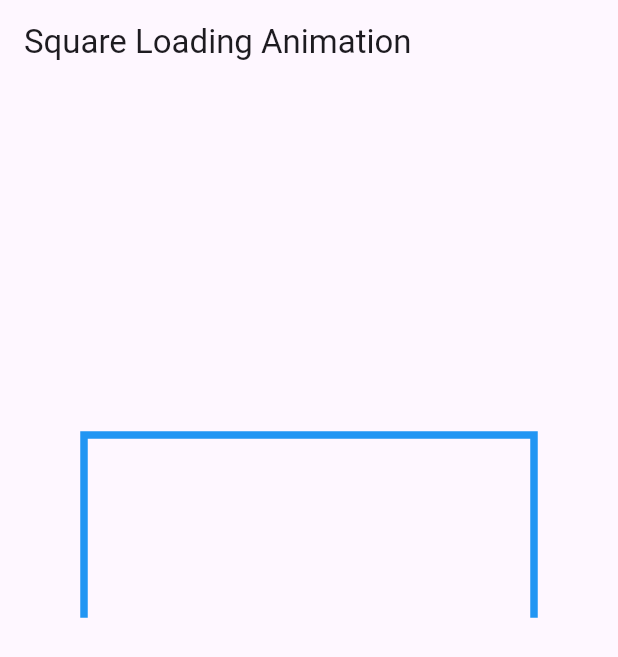
After one commit to duchl0202/custom_paint_flutter, a Flutter app: the SquareLoadingAnimation screen opened directly, on a phone screen of 412 x 824 dp. The commit adds this screen. Shown: the top 657 px of the screen. Run offline on Flutter 3.47's test engine with Material 3 defaults, Android fonts, the phone set to English and light mode, and no system bars.

Commit message:
chore: Add Square Loading Animation widget

```diff
--- /dev/null
+++ b/lib/animation/basic/square_loading_animation.dart
@@ -0,0 +1,146 @@
+import 'package:flutter/material.dart';
+
+class SquareLoadingAnimation extends StatefulWidget {
+  @override
+  _SquareLoadingAnimationState createState() => _SquareLoadingAnimationState();
+}
+
+class _SquareLoadingAnimationState extends State<SquareLoadingAnimation>
+    with SingleTickerProviderStateMixin {
+  late AnimationController _controller;
+  late Animation<double> _animation;
+
+  @override
+  void initState() {
+    super.initState();
+    _controller = AnimationController(
+      vsync: this,
+      duration: Duration(seconds: 12),
+    );
+
+    _animation = TweenSequence<double>([
+      TweenSequenceItem(
+        tween: Tween<double>(begin: 0.0, end: 0.6).chain(
+          CurveTween(curve: Curves.linear),
+        ),
+        weight: 1,
+      ),
+      TweenSequenceItem(
+        tween: Tween<double>(begin: 0.6, end: 0.0).chain(
+          CurveTween(curve: Curves.linear),
+        ),
+        weight: 0.2,
+      ),
+      TweenSequenceItem(
+        tween: Tween<double>(begin: 0.0, end: 0.4).chain(
+          CurveTween(curve: Curves.linear),
+        ),
+        weight: 0.8,
+      ),
+      TweenSequenceItem(
+        tween: Tween<double>(begin: 0.4, end: 0.0).chain(
+          CurveTween(curve: Curves.linear),
+        ),
+        weight: 0.2,
+      ),
+      TweenSequenceItem(
+        tween: Tween<double>(begin: 0.0, end: 1.0).chain(
+          CurveTween(curve: Curves.linear),
+        ),
+        weight: 1,
+      ),
+      TweenSequenceItem(
+        tween: Tween<double>(begin: 1.0, end: 0.0).chain(
+          CurveTween(curve: Curves.linear),
+        ),
+        weight: 0.5,
+      ),
+    ]).animate(_controller)
+      ..addListener(() {
+        setState(() {});
+      });
+
+    _controller.repeat();
+  }
+
+  @override
+  void dispose() {
+    _controller.dispose();
+    super.dispose();
+  }
+
+  @override
+  Widget build(BuildContext context) {
+    return Scaffold(
+      appBar: AppBar(title: Text('Square Loading Animation')),
+      body: Center(
+        child: CustomPaint(
+          painter: SquareBorderPainter(animation: _animation),
+          child: const SizedBox(
+            width: 300,
+            height: 300,
+          ),
+        ),
+      ),
+    );
+  }
+}
+
+class SquareBorderPainter extends CustomPainter {
+  final Animation<double> animation;
+
+  SquareBorderPainter({required this.animation}) : super(repaint: animation);
+
+  @override
+  void paint(Canvas canvas, Size size) {
+    final paint = Paint()
+      ..color = Colors.blue
+      ..strokeWidth = 5.0
+      ..style = PaintingStyle.stroke;
+
+    final path = Path();
+    double progress = animation.value * 4;
+    double halfWidth = size.width / 2;
+
+    if (progress <= 1) {
+      path.moveTo(halfWidth, 0);
+      path.lineTo(halfWidth + progress * halfWidth, 0);
+      path.moveTo(halfWidth, 0);
+      path.lineTo(halfWidth - progress * halfWidth, 0);
+    } else if (progress <= 2) {
+      path.moveTo(halfWidth, 0);
+      path.lineTo(size.width, 0);
+      path.lineTo(size.width, (progress - 1) * size.height);
+      path.moveTo(halfWidth, 0);
+      path.lineTo(0, 0);
+      path.lineTo(0, (progress - 1) * size.height);
+    } else if (progress <= 3) {
+      path.moveTo(halfWidth, 0);
+      path.lineTo(size.width, 0);
+      path.lineTo(size.width, size.height);
+      path.lineTo(size.width - (progress - 2) * size.width, size.height);
+      path.moveTo(halfWidth, 0);
+      path.lineTo(0, 0);
+      path.lineTo(0, size.height);
+      path.lineTo((progress - 2) * size.width, size.height);
+    } else {
+      path.moveTo(halfWidth, 0);
+      path.lineTo(size.width, 0);
+      path.lineTo(size.width, size.height);
+      path.lineTo(0, size.height);
+      path.lineTo(0, size.height - (progress - 3) * size.height);
+      path.moveTo(halfWidth, 0);
+      path.lineTo(0, 0);
+      path.lineTo(0, size.height);
+      path.lineTo(size.width, size.height);
+      path.lineTo(size.width, size.height - (progress - 3) * size.height);
+    }
+
+    canvas.drawPath(path, paint);
+  }
+
+  @override
+  bool shouldRepaint(covariant CustomPainter oldDelegate) {
+    return true;
+  }
+}
--- a/lib/model.dart
+++ b/lib/model.dart
@@ -4,6 +4,7 @@ import 'package:flutter_custom_pain/animation/basic/multiple_ticker.dart';
 import 'package:flutter_custom_pain/animation/basic/qua_cau_bay_va_nay_len.dart';
 import 'package:flutter_custom_pain/animation/basic/rotate_transiton.dart';
 import 'package:flutter_custom_pain/animation/basic/sequence_animation.dart';
+import 'package:flutter_custom_pain/animation/basic/square_loading_animation.dart';
 import 'package:flutter_custom_pain/animation/basic/tween_animation_example.dart';
 import 'package:flutter_custom_pain/animation/basic/xoay_item_260_do.dart';
 import 'package:flutter_custom_pain/animation/nomal/animation_counter.dart';
@@ -245,4 +246,10 @@ final widgets = [
     type: WidgetType.animation,
     mode: Mode.basic,
   ),
+  WidgetModel(
+    title: 'Square Loading Animation',
+    widget: SquareLoadingAnimation(),
+    type: WidgetType.animation,
+    mode: Mode.intermediate,
+  ),
 ];
```
